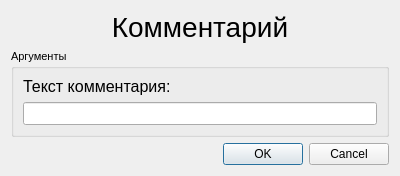
The window that KAMEditor/gui/commands/commentdialog.ui (Xtail96/SML) describes before a commit, drawn with Qt 5.
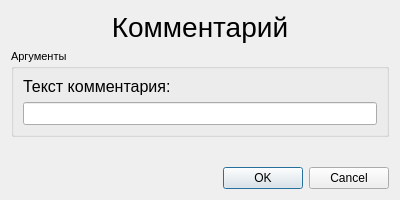
The same window after the commit.

```diff
--- a/KAMEditor/gui/commands/commentdialog.ui
+++ b/KAMEditor/gui/commands/commentdialog.ui
@@ -7,7 +7,7 @@
     <x>0</x>
     <y>0</y>
     <width>400</width>
-    <height>167</height>
+    <height>200</height>
    </rect>
   </property>
   <property name="windowTitle">
@@ -64,6 +64,19 @@
      </layout>
     </widget>
    </item>
+   <item>
+    <spacer name="verticalSpacer">
+     <property name="orientation">
+      <enum>Qt::Vertical</enum>
+     </property>
+     <property name="sizeHint" stdset="0">
+      <size>
+       <width>20</width>
+       <height>100</height>
+      </size>
+     </property>
+    </spacer>
+   </item>
    <item>
     <widget class="QDialogButtonBox" name="buttonBox">
      <property name="orientation">
```
